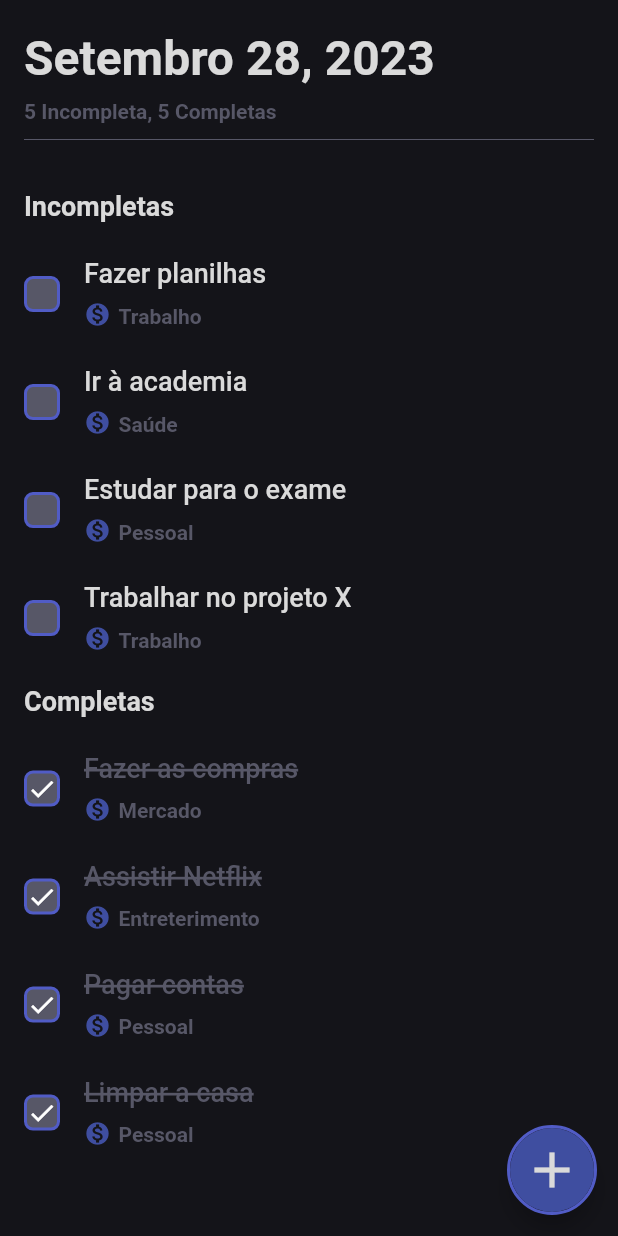
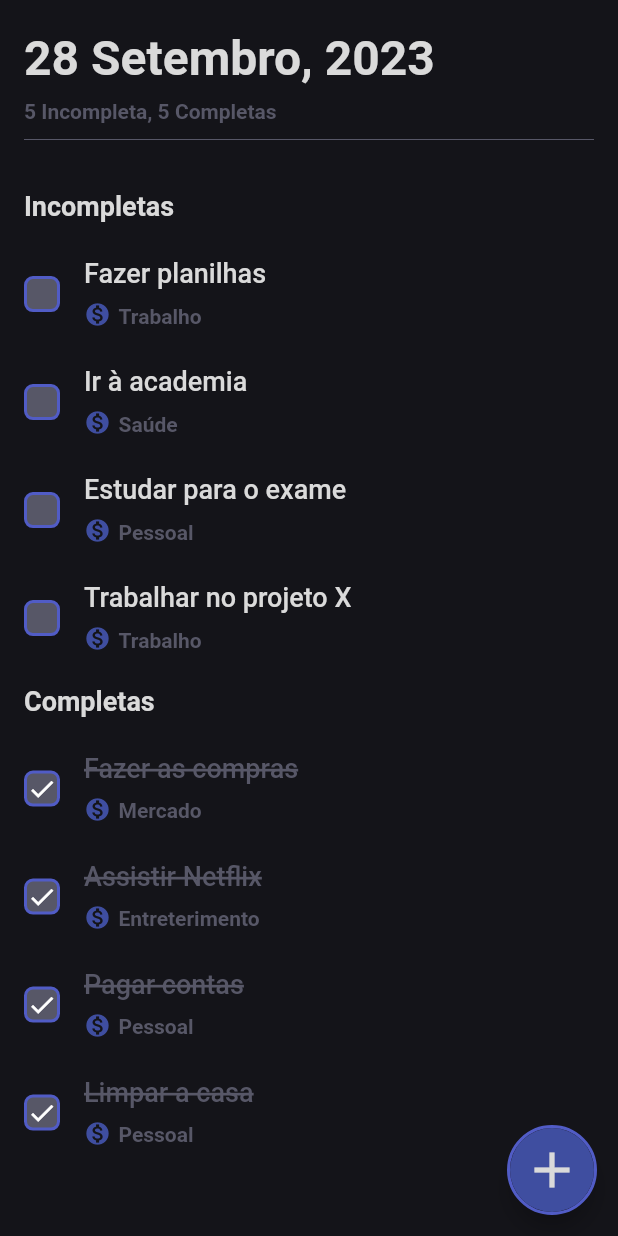
Before and after one commit to Brennez/Flutter-course, a Flutter app: the screen it shows after launch, on a phone screen of 412 x 824 dp. Run offline on Flutter 3.47's test engine with Material 2 defaults, Android fonts, the phone set to English and light mode, and no system bars; our stand-ins replace font_awesome_flutter, google_maps_flutter, image_picker, location, shared_preferences, sqflite; accounts and stored records are empty; Roboto replaces fonts that are missing (Inter-Bold, Inter-Medium, Inter-SemiBold).

Commit message:
feat: date formated to pt_br

```diff
--- a/Personal-Projects/todo_app/lib/components/header_component.dart
+++ b/Personal-Projects/todo_app/lib/components/header_component.dart
@@ -11,11 +11,13 @@ class HeaderComponent extends StatelessWidget {
 // 'March 9, 2020',
   @override
   Widget build(BuildContext context) {
-    // TODO: criar uma função para deixar o dia antes do Mês e concatenar com o restante da String
-    // Por exemplo: 26 Setembro, 2023
+    // TODO: extrair a lógica de formatação para uma função
+    String dayFormated = DateFormat('d ').format(DateTime.now());
+
     String dateFormated =
-        DateFormat('MMMM d, yyyy', 'pt_BR').format(DateTime.now());
-    dateFormated = dateFormated[0].toUpperCase() + dateFormated.substring(1);
+        DateFormat('MMMM, yyyy', 'pt_BR').format(DateTime.now());
+    dateFormated =
+        dayFormated + dateFormated[0].toUpperCase() + dateFormated.substring(1);
 
     return Column(
       crossAxisAlignment: CrossAxisAlignment.start,
--- a/chat/lib/main.dart
+++ b/chat/lib/main.dart
@@ -1,5 +1,4 @@
 import 'package:chat/pages/auth_or_app_page.dart';
-import 'package:chat/pages/auth_page.dart';
 import 'package:flutter/material.dart';
 import 'package:chat/utils/theme.dart';
 
```
